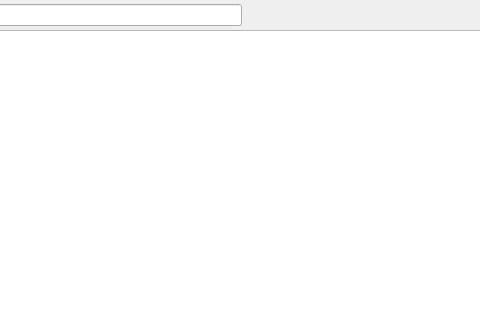
Before: the Qt Designer form src/processeswidget.ui in phyrophone/TuxManager, drawn with Qt 5; both pictures show x 231 to 711 and y 0 to 320 of the 900 by 600 pixel window.
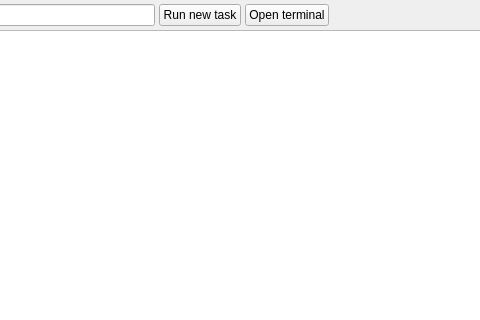
After: the same form once the commit is applied.

Commit message:
run new task, terminal
these are very handy - I sometimes use tux manager to kill broken /
frozen plasma session and if it doesn't auto-respawn this saves me

Diff of the .ui file:
```diff
--- a/src/processeswidget.ui
+++ b/src/processeswidget.ui
@@ -30,6 +30,16 @@
        <property name="maximumWidth"><number>240</number></property>
       </widget>
      </item>
+     <item>
+      <widget class="QPushButton" name="runNewTaskButton">
+       <property name="text"><string>Run new task</string></property>
+      </widget>
+     </item>
+     <item>
+      <widget class="QPushButton" name="openTerminalButton">
+       <property name="text"><string>Open terminal</string></property>
+      </widget>
+     </item>
      <item>
       <spacer>
        <property name="orientation"><enum>Qt::Horizontal</enum></property>
```
The commit also changes 3 other files.
